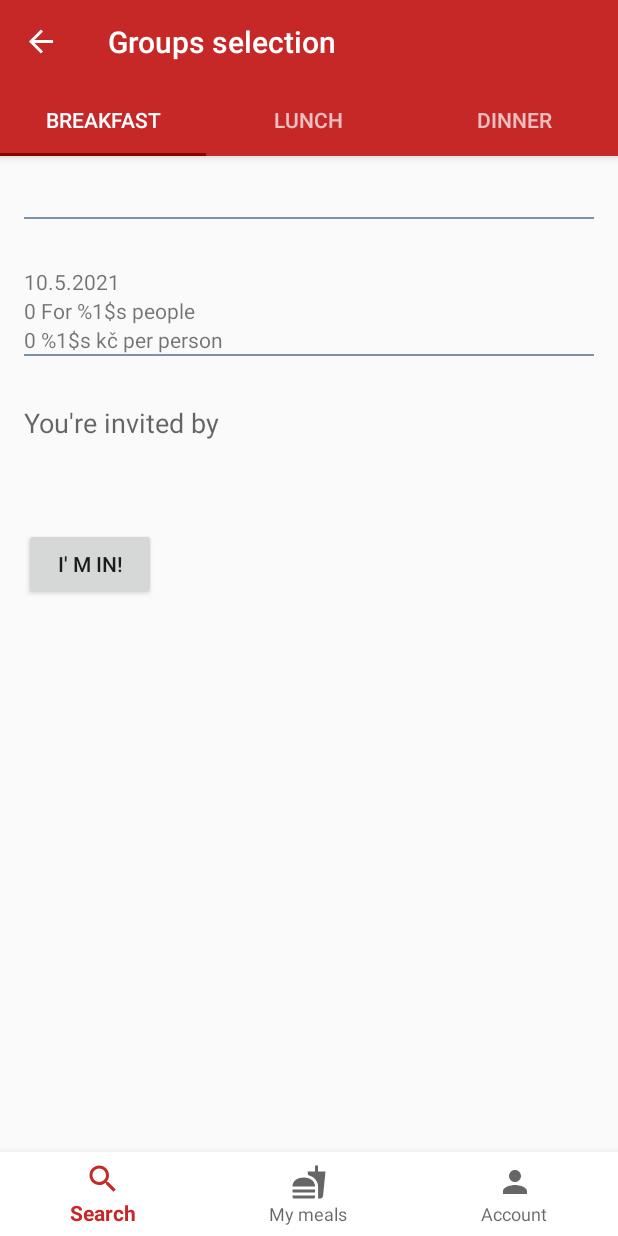
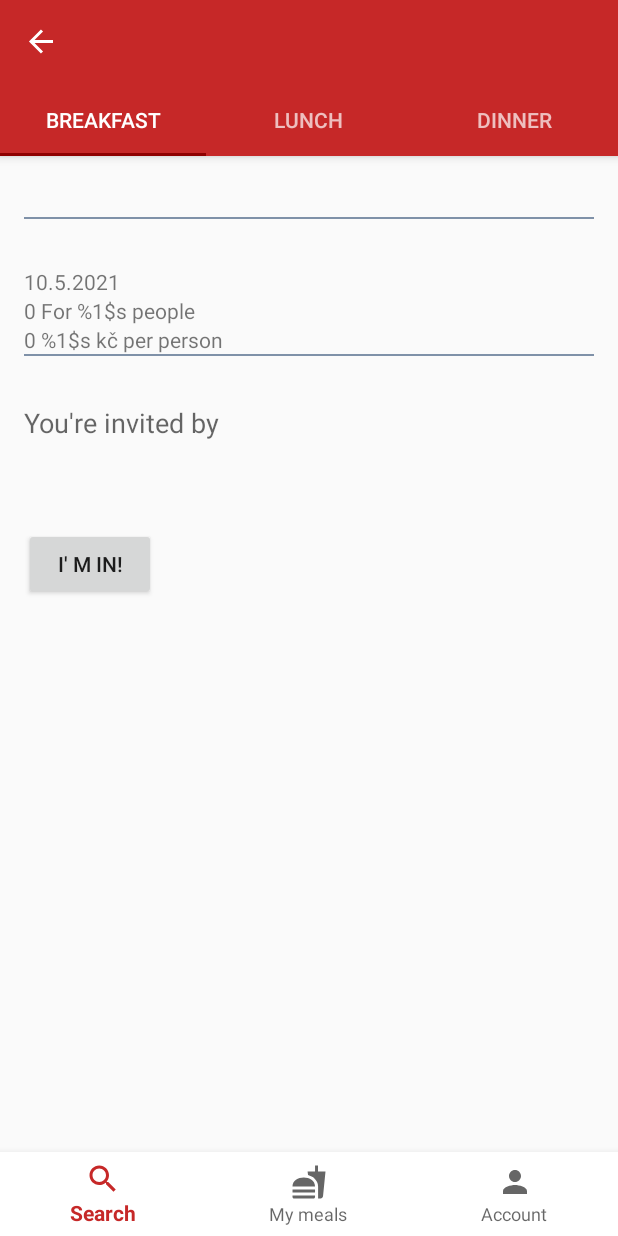
Before and after one commit to kari95/TAM, an Android app: the MealDetailFragment screen opened through its navigation route, on a phone screen of 412 x 824 dp. Run offline under Robolectric (Android 15) with nearby library versions, the phone set to English and light mode, and no system bars; our stand-ins replace Firebase (no records; nobody signed in at launch, a user with empty details on screens opened directly), RxJava, data binding, navigation-ui; 3 statements that could not run were skipped.

Commit message:
- Detail fragment title.

```diff
--- a/app/src/main/java/cz/vutbr/fit/meetmeal/fragment/MealDetailFragment.kt
+++ b/app/src/main/java/cz/vutbr/fit/meetmeal/fragment/MealDetailFragment.kt
@@ -5,9 +5,11 @@ import androidx.databinding.*
 import android.os.*
 import androidx.core.app.*
 import android.view.*
+import androidx.appcompat.app.*
 import androidx.fragment.app.*
 import cz.vutbr.fit.meetmeal.R
 import cz.vutbr.fit.meetmeal.databinding.*
+import cz.vutbr.fit.meetmeal.model.*
 import cz.vutbr.fit.meetmeal.viewmodel.*
 
 class MealDetailFragment: Fragment() {
@@ -35,9 +37,23 @@ class MealDetailFragment: Fragment() {
     binding.viewModel = viewModel
     // TODO: Use the ViewModel
 
+    setupView()
+    setupListeners()
+  }
 
+  private fun setupView() {
+    setTitle(viewModel.meal.get())
+  }
 
+  private fun setupListeners() {
+    viewModel.meal.addOnPropertyChangedCallback(object: Observable.OnPropertyChangedCallback() {
+      override fun onPropertyChanged(sender: Observable?, propertyId: Int) {
+        setTitle(viewModel.meal.get())
+      }
+    })
+  }
 
-    // mResources.getString(R.string.rest_places, "5" )
+  private fun setTitle(meal: Meal?) {
+    (activity as AppCompatActivity).supportActionBar?.title = meal?.name
   }
 }
--- a/app/src/main/java/cz/vutbr/fit/meetmeal/fragment/MealListFragment.kt
+++ b/app/src/main/java/cz/vutbr/fit/meetmeal/fragment/MealListFragment.kt
@@ -19,7 +19,9 @@ class MealListFragment: Fragment(), MenuItem.OnMenuItemClickListener {
     fun newInstance() = MealListFragment()
   }
 
-  private val adapter = MealAdapter({meal -> NavHostFragment.findNavController(this).navigate(R.id.action_meal_detail)})
+  private val adapter = MealAdapter({meal ->
+    NavHostFragment.findNavController(this).navigate(R.id.action_meal_detail)
+  })
 
   private lateinit var binding: FragmentMealListBinding
   private lateinit var viewModel: MealListViewModel
--- a/app/src/main/java/cz/vutbr/fit/meetmeal/fragment/MyMealsFragment.kt
+++ b/app/src/main/java/cz/vutbr/fit/meetmeal/fragment/MyMealsFragment.kt
@@ -6,6 +6,7 @@
 import androidx.core.app.*
 import android.view.*
 import androidx.fragment.app.*
+import androidx.navigation.fragment.*
 import androidx.recyclerview.widget.DividerItemDecoration
 import androidx.recyclerview.widget.LinearLayoutManager
 import cz.vutbr.fit.meetmeal.R
@@ -22,7 +23,9 @@
     fun newInstance() = MyMealsFragment()
   }
 
-  private val adapter = MealAdapter({meal -> viewModel.onMealClick()})
+  private val adapter = MealAdapter({meal ->
+    NavHostFragment.findNavController(this).navigate(R.id.action_meal_detail)
+  })
 
   override fun onCreateView(inflater: LayoutInflater, container: ViewGroup?,
                             savedInstanceState: Bundle?): View? {
--- a/app/src/main/java/cz/vutbr/fit/meetmeal/model/Meal.kt
+++ b/app/src/main/java/cz/vutbr/fit/meetmeal/model/Meal.kt
@@ -5,14 +5,13 @@ import org.joda.time.*
 import org.joda.time.format.*
 
 class Meal (
-  val id: Int = 0,
-  val name: String = "",
-  val time: Timestamp = Timestamp.now(),
-  val gender: User.Gender = User.Gender.BOOTH,
-  var user: User? = null,
-  val peopleCount: Int = 0,
-  val price: Int = 0,
-  val address: Address = Address()
+  var name: String = "",
+  var time: Timestamp = Timestamp.now(),
+  var gender: User.Gender = User.Gender.BOOTH,
+  var user: User = User(),
+  var peopleCount: Int = 0,
+  var price: Int = 0,
+  var address: Address = Address()
 ) {
   val formatedTime: String
     get() {
--- a/app/src/main/java/cz/vutbr/fit/meetmeal/viewmodel/MealListViewModel.kt
+++ b/app/src/main/java/cz/vutbr/fit/meetmeal/viewmodel/MealListViewModel.kt
@@ -93,10 +93,10 @@ class MealListViewModel(app: Application): AndroidViewModel(app) {
     val address2 = Address("Mojmírovo náměstí 120", "Brno", "123 00")
     val address3 = Address("Palackého vrch 1050", "Brno", "123 45")
     return Observable.just(arrayListOf(
-      Meal(id = 1, name = "name", user = user, address = address, price = 500, peopleCount = 4,
+      Meal(name = "name", user = user, address = address, price = 500, peopleCount = 4,
         gender = User.Gender.MALE),
-      Meal(id = 2, name = "name",user = user, address = address2, price = 350, peopleCount = 3),
-      Meal(id = 3, name = "name",user = user4, address = address3, price = 420, peopleCount = 2,
+      Meal(name = "name",user = user, address = address2, price = 350, peopleCount = 3),
+      Meal(name = "name",user = user4, address = address3, price = 420, peopleCount = 2,
         gender = User.Gender.FEMALE)
     ))
   }
--- a/app/src/main/java/cz/vutbr/fit/meetmeal/viewmodel/MyMealsViewModel.kt
+++ b/app/src/main/java/cz/vutbr/fit/meetmeal/viewmodel/MyMealsViewModel.kt
@@ -65,10 +65,10 @@ class MyMealsViewModel: ViewModel() {
     val address2 = Address("Mendlovo náměstí 120", "Brno", "123 00")
     val address3 = Address("Purykyňovy koleje 1050", "Brno", "123 45")
     return Observable.just(arrayListOf(
-            Meal(id = 1, name = "name", user = user, address = address, price = 500, peopleCount = 4,
+            Meal(name = "name", user = user, address = address, price = 500, peopleCount = 4,
                     gender = User.Gender.MALE),
-            Meal(id = 2, name = "name",user = user, address = address2, price = 350, peopleCount = 3),
-            Meal(id = 3, name = "name",user = user, address = address3, price = 420, peopleCount = 2,
+            Meal(name = "name",user = user, address = address2, price = 350, peopleCount = 3),
+            Meal(name = "name",user = user, address = address3, price = 420, peopleCount = 2,
                     gender = User.Gender.FEMALE)
     ))
   }
--- a/app/src/main/res/navigation/app_navigation.xml
+++ b/app/src/main/res/navigation/app_navigation.xml
@@ -35,7 +35,11 @@
     android:name="cz.vutbr.fit.meetmeal.fragment.MyMealsFragment"
     android:label="@string/app_name"
     tools:layout="@layout/fragment_my_meals"
-    />
+    >
+    <action
+      android:id="@+id/action_meal_detail"
+      app:destination="@id/nav_meal_detail" />
+  </fragment>
 
 
   <fragment
@@ -54,7 +58,7 @@
   <fragment
     android:id="@+id/nav_meal_detail"
     android:name="cz.vutbr.fit.meetmeal.fragment.MealDetailFragment"
-    android:label="@string/groups_selection"
+    android:label="@string/app_name"
     tools:layout="@layout/fragment_meal_detail"
     />
 </navigation>
```
